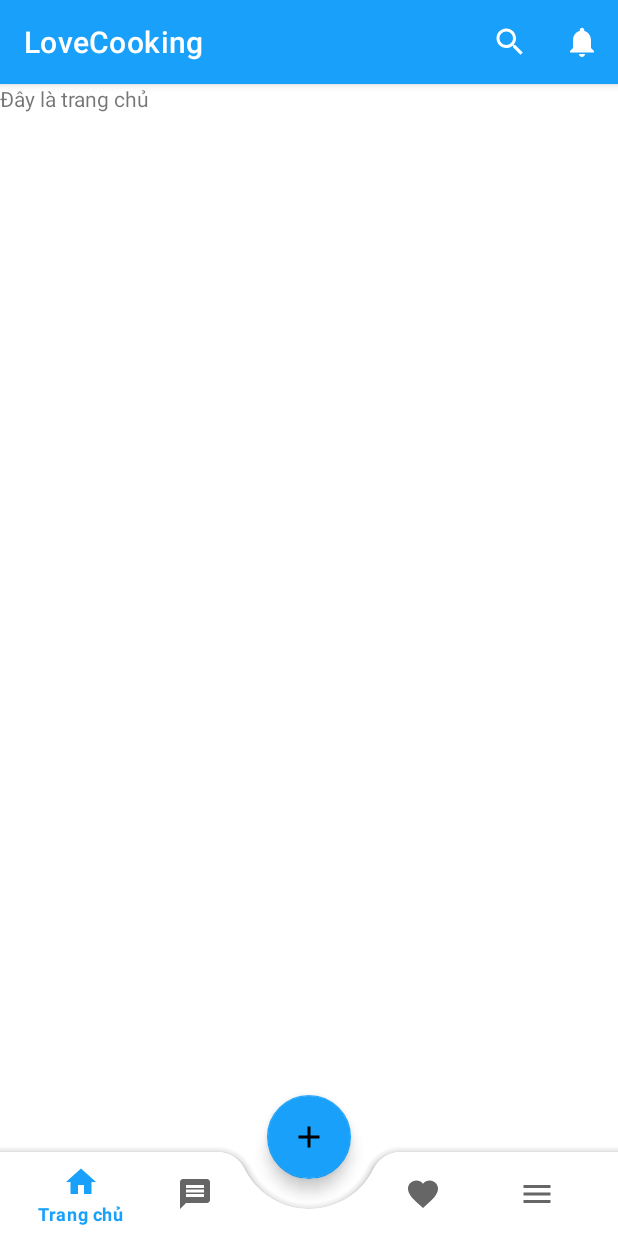
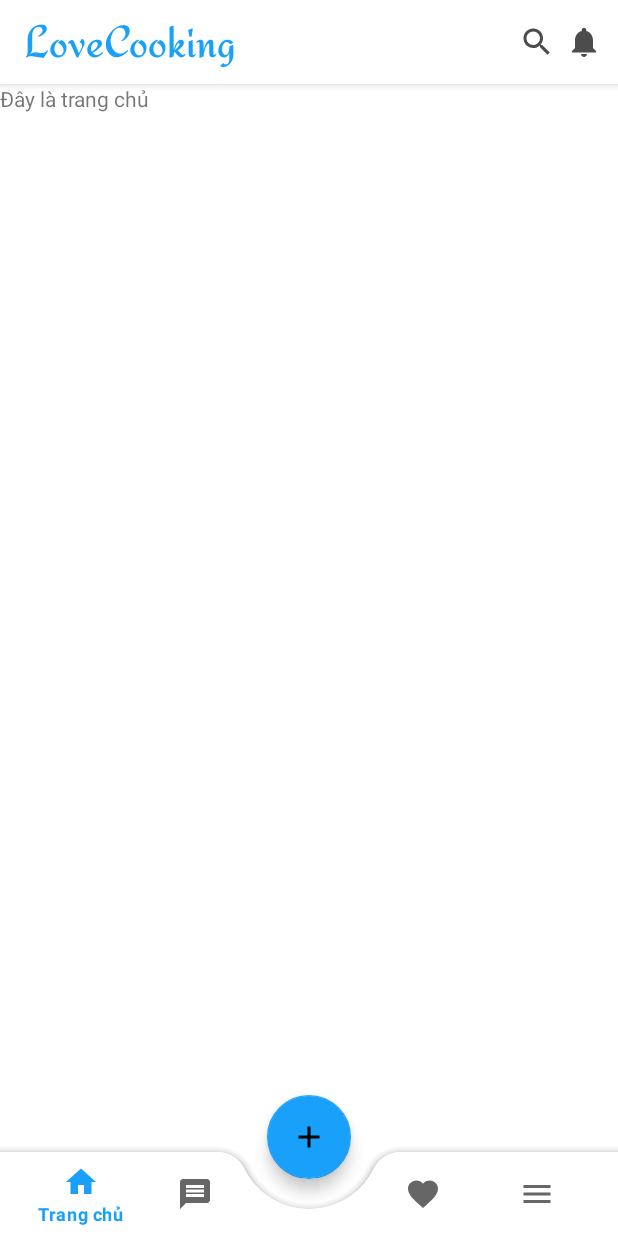
Before and after one commit to ThatPham2000/LoveCooking, an Android app: the screen it shows after launch (MainActivity), on a phone screen of 412 x 824 dp. Run offline under Robolectric (Android 15) with nearby library versions, the phone set to English and light mode, and no system bars.

Commit message:
fix appbar home ui

```diff
--- a/app/src/main/java/com/nhom005/lovecooking/fragment_menu/MyFragmentAdapter.java
+++ b/app/src/main/java/com/nhom005/lovecooking/fragment_menu/MyFragmentAdapter.java
@@ -14,14 +14,13 @@ public class MyFragmentAdapter extends FragmentStateAdapter {
     @Override
     public Fragment createFragment(int position) {
         switch (position){
-            case 0:
-                return new HomeFragment();
             case 1:
                 return new ChatFragment();
             case 2:
                 return new FavoriteFragment();
             case 3:
                 return new MenuFragment();
+            case 0:
             default:
                 return new HomeFragment();
         }
--- a/app/src/main/res/layout/activity_main.xml
+++ b/app/src/main/res/layout/activity_main.xml
@@ -6,26 +6,110 @@
     android:layout_height="match_parent"
     tools:context=".MainActivity">
 
+    <com.google.android.material.appbar.AppBarLayout
+        android:id="@+id/appbar"
+        android:layout_width="match_parent"
+        android:layout_height="wrap_content"
+        android:background="@color/white"
+        app:layout_constraintLeft_toLeftOf="parent"
+        app:layout_constraintRight_toRightOf="parent"
+        app:layout_constraintTop_toTopOf="parent">
+
+        <com.google.android.material.appbar.CollapsingToolbarLayout
+            android:layout_width="match_parent"
+            android:layout_height="match_parent"
+            app:layout_scrollFlags="scroll|exitUntilCollapsed">
+
+            <androidx.appcompat.widget.Toolbar
+                android:layout_width="match_parent"
+                android:layout_height="match_parent"
+                app:layout_collapseMode="pin">
+
+                <RelativeLayout
+                    android:id="@+id/header_title"
+                    android:layout_width="match_parent"
+                    android:layout_height="wrap_content"
+                    android:layout_gravity="top"
+                    android:paddingRight="10dp"
+                    >
+
+                    <TextView
+                        android:id="@+id/titleTxt"
+                        android:layout_width="wrap_content"
+                        android:layout_height="match_parent"
+                        android:layout_centerVertical="true"
+                        android:fontFamily="@font/redressed"
+                        android:includeFontPadding="false"
+                        android:text="@string/app_name"
+                        android:textColor="@color/primary_color"
+                        android:textSize="30dp" />
+
+                    <LinearLayout
+                        android:id="@+id/layoutIcon"
+                        android:layout_width="wrap_content"
+                        android:layout_height="wrap_content"
+                        android:layout_alignParentEnd="true"
+                        android:layout_centerVertical="true"
+                        android:orientation="horizontal">
+
+                        <ImageButton
+                            android:id="@+id/iconSearch"
+                            android:layout_width="26dp"
+                            android:layout_height="26dp"
+                            android:layout_marginHorizontal="5dp"
+                            android:contentDescription="@string/search"
+                            android:src="@drawable/ic_search"
+                            android:background="@color/white"
+                            app:tint="@color/grey" />
+
+                        <ImageButton
+                            android:id="@+id/iconAdd"
+                            android:layout_width="26dp"
+                            android:layout_height="26dp"
+                            android:contentDescription="@string/notification"
+                            android:src="@drawable/ic_notification"
+                            android:background="@color/white"
+                            app:tint="@color/grey" />
+
+                    </LinearLayout>
+                </RelativeLayout>
+                <androidx.recyclerview.widget.RecyclerView
+                    android:id="@+id/lvStory"
+                    android:background="@color/black"
+                    android:layout_width="wrap_content"
+                    android:layout_height="wrap_content"
+                    android:orientation="horizontal"
+                    app:layoutManager="androidx.recyclerview.widget.LinearLayoutManager"
+                    android:paddingVertical="15dp"
+                    app:layout_collapseMode="parallax"
+                    />
+            </androidx.appcompat.widget.Toolbar>
+        </com.google.android.material.appbar.CollapsingToolbarLayout>
+
+    </com.google.android.material.appbar.AppBarLayout>
+
     <androidx.viewpager2.widget.ViewPager2
         android:id="@+id/view_pager_2"
         android:layout_width="match_parent"
-        android:layout_height="match_parent"/>
+        android:layout_height="match_parent"
+        app:layout_behavior="@string/appbar_scrolling_view_behavior"/>
 
     <com.google.android.material.bottomappbar.BottomAppBar
         android:id="@+id/bottom_app_bar"
         android:layout_width="match_parent"
         android:layout_height="wrap_content"
+        android:layout_gravity="bottom"
         app:fabCradleMargin="20dp"
-        app:fabCradleVerticalOffset="10dp"
         app:fabCradleRoundedCornerRadius="20dp"
-        android:layout_gravity="bottom">
+        app:fabCradleVerticalOffset="10dp">
+
         <com.google.android.material.bottomnavigation.BottomNavigationView
             android:id="@+id/bottom_navigation_view"
             android:layout_width="match_parent"
             android:layout_height="match_parent"
             android:layout_marginEnd="16dp"
             android:background="@android:color/transparent"
-            app:menu="@menu/bottom_nav_menu"/>
+            app:menu="@menu/bottom_nav_menu" />
     </com.google.android.material.bottomappbar.BottomAppBar>
 
     <com.google.android.material.floatingactionbutton.FloatingActionButton
@@ -33,6 +117,6 @@
         android:layout_width="wrap_content"
         android:layout_height="wrap_content"
         android:src="@drawable/ic_menubar_add"
-        app:layout_anchor="@id/bottom_app_bar"/>
+        app:layout_anchor="@id/bottom_app_bar" />
 
 </androidx.coordinatorlayout.widget.CoordinatorLayout>
--- /dev/null
+++ b/app/src/main/res/layout/item_story_layout.xml
@@ -0,0 +1,6 @@
+<?xml version="1.0" encoding="utf-8"?>
+<androidx.constraintlayout.widget.ConstraintLayout xmlns:android="http://schemas.android.com/apk/res/android"
+    android:layout_width="match_parent"
+    android:layout_height="match_parent">
+
+</androidx.constraintlayout.widget.ConstraintLayout>
--- a/app/src/main/res/values-night/themes.xml
+++ b/app/src/main/res/values-night/themes.xml
@@ -1,6 +1,6 @@
 <resources xmlns:tools="http://schemas.android.com/tools">
     <!-- Base application theme. -->
-    <style name="Theme.LoveCooking" parent="Theme.MaterialComponents.DayNight.DarkActionBar">
+    <style name="Theme.LoveCooking" parent="Theme.MaterialComponents.Light.NoActionBar">
         <!-- Primary brand color. -->
         <item name="colorPrimary">@color/purple_200</item>
         <item name="colorPrimaryVariant">@color/purple_700</item>
--- a/app/src/main/res/values/colors.xml
+++ b/app/src/main/res/values/colors.xml
@@ -8,4 +8,6 @@
     <color name="black">#FF000000</color>
     <color name="white">#FFFFFFFF</color>
     <color name="bg_app">#FF18A0FB</color>
+    <color name="grey">#4C4C4D</color>
+    <color name="primary_color">#18a0fb</color>
 </resources>
--- a/app/src/main/res/values/strings.xml
+++ b/app/src/main/res/values/strings.xml
@@ -2,4 +2,6 @@
     <string name="app_name">LoveCooking</string>
     <!-- TODO: Remove or change this placeholder text -->
     <string name="hello_blank_fragment">Hello blank fragment</string>
+    <string name="search">Search</string>
+    <string name="notification">Notification</string>
 </resources>
--- a/app/src/main/res/values/themes.xml
+++ b/app/src/main/res/values/themes.xml
@@ -1,6 +1,6 @@
 <resources xmlns:tools="http://schemas.android.com/tools">
     <!-- Base application theme. -->
-    <style name="Theme.LoveCooking" parent="Theme.MaterialComponents.DayNight.DarkActionBar">
+    <style name="Theme.LoveCooking" parent="Theme.MaterialComponents.Light.NoActionBar">
         <!-- Primary brand color. -->
         <item name="colorPrimary">@color/bg_app</item>
         <item name="colorPrimaryVariant">@color/bg_app</item>
--- a/build.gradle
+++ b/build.gradle
@@ -5,7 +5,7 @@ buildscript {
         mavenCentral()
     }
     dependencies {
-        classpath "com.android.tools.build:gradle:7.0.2"
+        classpath 'com.android.tools.build:gradle:7.0.4'
 
         // NOTE: Do not place your application dependencies here; they belong
         // in the individual module build.gradle files
```
Also changed, not shown: app/src/main/res/drawable-hdpi/ic_logo.png (added), app/src/main/res/drawable-mdpi/ic_logo.png (added), app/src/main/res/drawable-xhdpi/ic_logo.png (added), app/src/main/res/drawable-xxhdpi/ic_logo.png (added), app/src/main/res/drawable-xxxhdpi/ic_logo.png (added), app/src/main/res/font/redressed.ttf (added).
